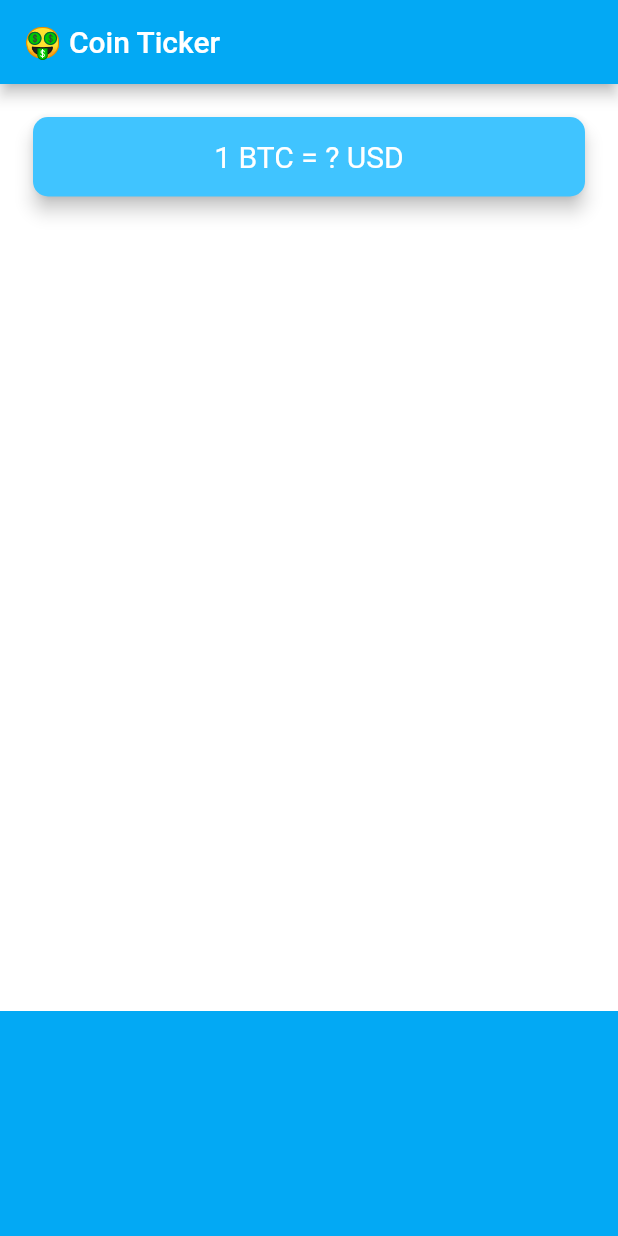
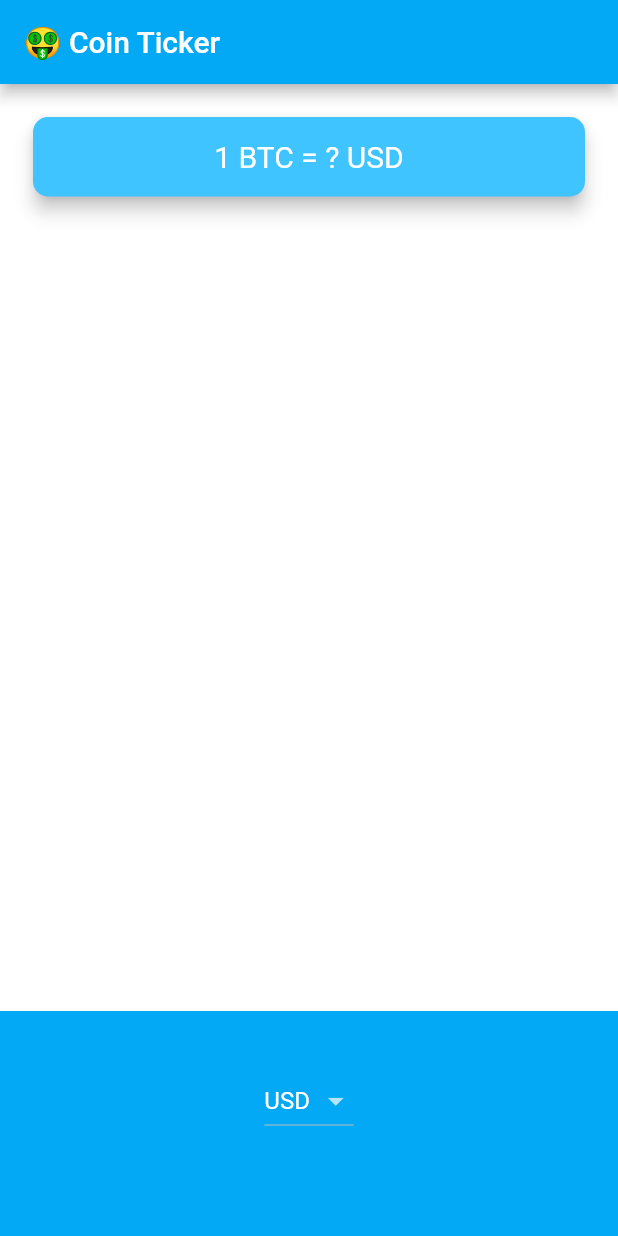
Before and after one commit to dustyfingers/bitcoin_price_tracker_flutter, a Flutter app: the screen it shows after launch, on a phone screen of 412 x 824 dp. Run offline on Flutter 3.47's test engine with Material 2 defaults, Android fonts, the light colour scheme and no system bars.

Commit message:
learned about specail for loops in dart and got the currency selector widget to update its state

```diff
--- a/lib/price_screen.dart
+++ b/lib/price_screen.dart
@@ -1,4 +1,7 @@
 import 'package:flutter/material.dart';
+import 'package:flutter/services.dart';
+
+import 'coin_data.dart';
 
 class PriceScreen extends StatefulWidget {
   @override
@@ -6,8 +9,24 @@ class PriceScreen extends StatefulWidget {
 }
 
 class _PriceScreenState extends State<PriceScreen> {
+  // widget state
+  String selectedCurrency = 'USD';
+
+  List<DropdownMenuItem> getDropdownItems() {
+    List<DropdownMenuItem<String>> dropdownItems = [];
+
+    for (String currency in currenciesList) {
+      var newItem = DropdownMenuItem(child: Text(currency), value: currency);
+      dropdownItems.add(newItem);
+    }
+
+    return dropdownItems;
+  }
+
   @override
   Widget build(BuildContext context) {
+    getDropdownItems();
+
     return Scaffold(
       appBar: AppBar(
         title: Text('🤑 Coin Ticker'),
@@ -42,7 +61,14 @@ class _PriceScreenState extends State<PriceScreen> {
             alignment: Alignment.center,
             padding: EdgeInsets.only(bottom: 30.0),
             color: Colors.lightBlue,
-            child: null,
+            child: DropdownButton<String>(
+                value: selectedCurrency,
+                items: getDropdownItems(),
+                onChanged: (value) {
+                  setState(() {
+                    selectedCurrency = value;
+                  });
+                }),
           ),
         ],
       ),
```
